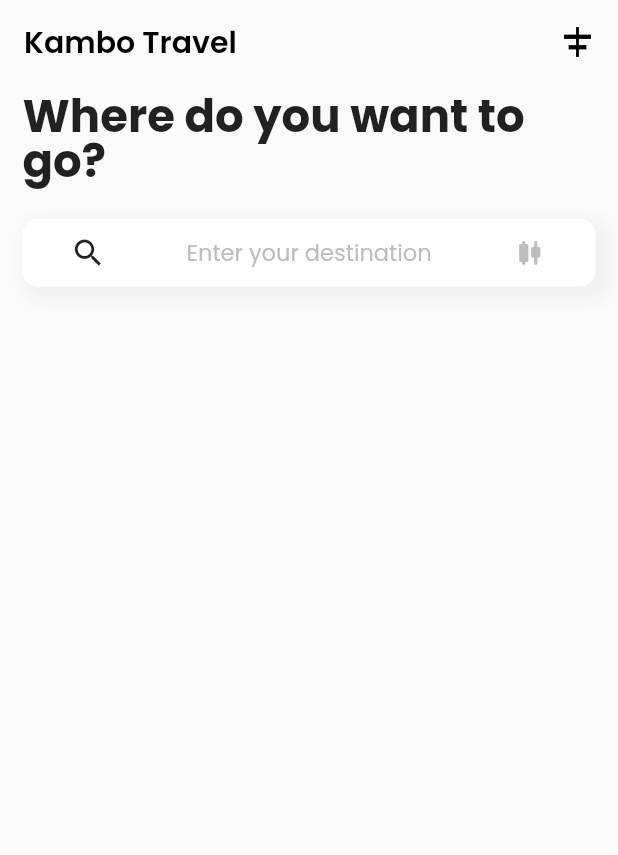
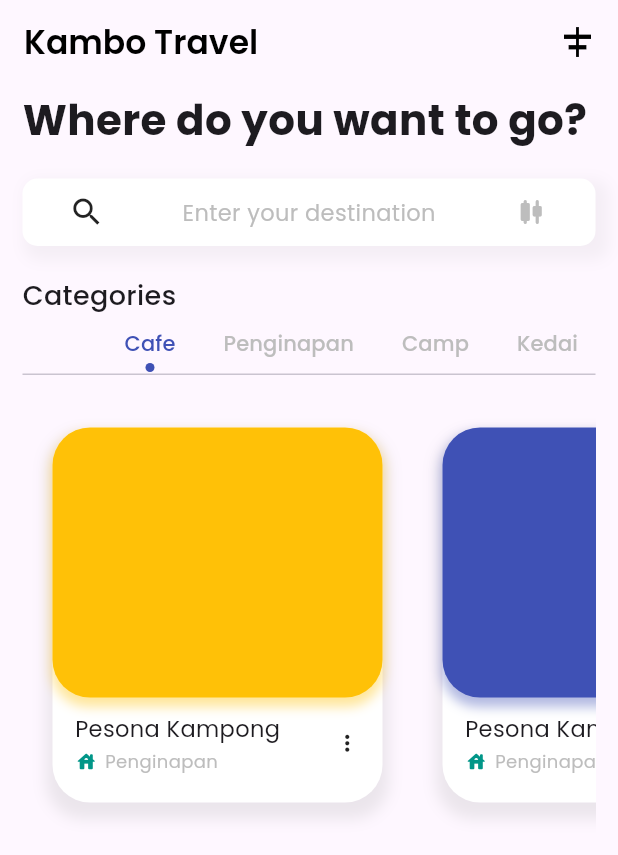
Before and after one commit to 4amshin/kambo_travel, a Flutter app: the screen it shows after launch, on a phone screen of 412 x 824 dp. Shown: the top 855 px of the screen. Run offline on Flutter 3.47's test engine with Material 2 defaults, Android fonts, the phone set to English and light mode, and no system bars; our stand-ins replace tab_indicator_styler.

Commit message:
tab-bar-feature

```diff
--- a/lib/main.dart
+++ b/lib/main.dart
@@ -1,5 +1,7 @@
 import 'package:flutter/material.dart';
 import 'package:kambo_travel/view/home_view.dart';
+import 'package:kambo_travel/view/ka_tab_bar.dart';
+import 'package:kambo_travel/view/list_test.dart';
 
 void main() {
   runApp(const MyApp());
@@ -15,9 +17,10 @@ class MyApp extends StatelessWidget {
       title: 'Kambo Travel',
       theme: ThemeData(
         fontFamily: 'Poppins',
+        useMaterial3: true,
         primarySwatch: Colors.blue,
       ),
-      home: const HomeView(),
+      home: HomeView(),
     );
   }
 }
--- a/lib/view/home_view.dart
+++ b/lib/view/home_view.dart
@@ -1,11 +1,22 @@
 import 'package:flutter/material.dart';
+import 'package:kambo_travel/widget/ka_item_container.dart';
 import 'package:kambo_travel/widget/search_widget.dart';
+import 'package:tab_indicator_styler/tab_indicator_styler.dart';
 
-class HomeView extends StatelessWidget {
+class HomeView extends StatefulWidget {
   const HomeView({Key? key}) : super(key: key);
 
   @override
+  State<HomeView> createState() => _HomeViewState();
+}
+
+class _HomeViewState extends State<HomeView> with TickerProviderStateMixin {
+  @override
   Widget build(BuildContext context) {
+    TabController _tabController = TabController(
+      length: 5,
+      vsync: this,
+    );
     return Scaffold(
       appBar: AppBar(
         backgroundColor: Colors.transparent,
@@ -40,12 +51,76 @@ class HomeView extends StatelessWidget {
               "Where do you want to go?",
               style: TextStyle(
                 height: 1,
-                fontSize: 30.0,
+                fontSize: 28.0,
                 fontWeight: FontWeight.w700,
               ),
             ),
+            const SizedBox(height: 25),
+            const SearchWidget(),
             const SizedBox(height: 20),
-            const SearchWidget(),
+            const Text(
+              "Categories",
+              style: TextStyle(
+                fontSize: 18,
+                fontWeight: FontWeight.w500,
+              ),
+            ),
+            SizedBox(
+              height: 40,
+              child: Align(
+                alignment: Alignment.centerLeft,
+                child: TabBar(
+                  controller: _tabController,
+                  isScrollable: true,
+                  // indicatorSize: TabBarIndicatorSize.label,
+                  // indicatorWeight: 3,
+                  indicator: DotIndicator(
+                    color: Colors.indigo,
+                    distanceFromCenter: 15,
+                    radius: 3,
+                    paintingStyle: PaintingStyle.fill,
+                  ),
+                  physics: const BouncingScrollPhysics(),
+                  labelColor: Colors.indigo,
+                  indicatorColor: Colors.indigo,
+                  labelStyle: const TextStyle(
+                    fontWeight: FontWeight.w500,
+                  ),
+                  unselectedLabelColor: Colors.grey[400],
+                  tabs: const [
+                    Tab(text: "Cafe"),
+                    Tab(text: "Penginapan"),
+                    Tab(text: "Camp"),
+                    Tab(text: "Kedai"),
+                    Tab(text: "Taman"),
+                  ],
+                ),
+              ),
+            ),
+            const SizedBox(height: 15),
+            SizedBox(
+              height: 290,
+              // color: Colors.red,
+              child: TabBarView(
+                controller: _tabController,
+                children: [
+                  SizedBox(
+                    child: ListView(
+                      scrollDirection: Axis.horizontal,
+                      children: const [
+                        KaItemContainer(color: Colors.amber),
+                        KaItemContainer(color: Colors.indigo),
+                        KaItemContainer(color: Colors.teal),
+                      ],
+                    ),
+                  ),
+                  const Center(child: Text('Second')),
+                  const Center(child: Text('Third')),
+                  const Center(child: Text('Fourth')),
+                  const Center(child: Text('Fifth')),
+                ],
+              ),
+            ),
           ],
         ),
       ),
--- /dev/null
+++ b/lib/widget/ka_item_container.dart
@@ -0,0 +1,93 @@
+import 'package:flutter/material.dart';
+
+class KaItemContainer extends StatelessWidget {
+  final Color? color;
+  const KaItemContainer({
+    Key? key,
+    required this.color,
+  }) : super(key: key);
+
+  @override
+  Widget build(BuildContext context) {
+    return Container(
+      width: 220,
+      margin: const EdgeInsets.all(20),
+      decoration: BoxDecoration(
+        borderRadius: BorderRadius.circular(25),
+        color: Colors.white,
+        boxShadow: [
+          BoxShadow(
+            color: Colors.grey.withOpacity(0.2),
+            offset: const Offset(0, 7),
+            blurRadius: 8,
+            spreadRadius: 4,
+          ),
+        ],
+      ),
+      child: Column(
+        children: [
+          Container(
+            height: 180,
+            decoration: BoxDecoration(
+              borderRadius: BorderRadius.circular(25),
+              color: color,
+              boxShadow: [
+                BoxShadow(
+                  color: color!.withOpacity(0.4),
+                  offset: const Offset(0, 5),
+                  blurRadius: 6,
+                  spreadRadius: 1,
+                ),
+              ],
+            ),
+          ),
+          Padding(
+            padding: const EdgeInsets.symmetric(
+              horizontal: 15,
+              vertical: 10,
+            ),
+            child: Row(
+              mainAxisAlignment: MainAxisAlignment.spaceBetween,
+              children: [
+                Column(
+                  crossAxisAlignment: CrossAxisAlignment.start,
+                  children: [
+                    const Text(
+                      "Pesona Kampong",
+                      style: TextStyle(
+                        fontSize: 15,
+                      ),
+                    ),
+                    const SizedBox(height: 3),
+                    Row(
+                      children: [
+                        const Icon(
+                          Icons.house_rounded,
+                          size: 15,
+                          color: Colors.teal,
+                        ),
+                        const SizedBox(width: 5),
+                        Text(
+                          "Penginapan",
+                          style: TextStyle(
+                            fontSize: 12,
+                            color: Colors.grey[400],
+                          ),
+                        ),
+                      ],
+                    ),
+                  ],
+                ),
+                const Icon(
+                  Icons.more_vert,
+                  size: 17,
+                  color: Colors.black87,
+                ),
+              ],
+            ),
+          )
+        ],
+      ),
+    );
+  }
+}
--- a/pubspec.yaml
+++ b/pubspec.yaml
@@ -36,6 +36,7 @@ dependencies:
   # The following adds the Cupertino Icons font to your application.
   # Use with the CupertinoIcons class for iOS style icons.
   cupertino_icons: ^1.0.2
+  tab_indicator_styler: ^2.0.0
 
 dev_dependencies:
   flutter_test:
```
Also changed, not shown: lib/view/ka_tab_bar.dart (added, +84 -0 lines), lib/view/list_test.dart (added, +90 -0 lines), pubspec.lock.
